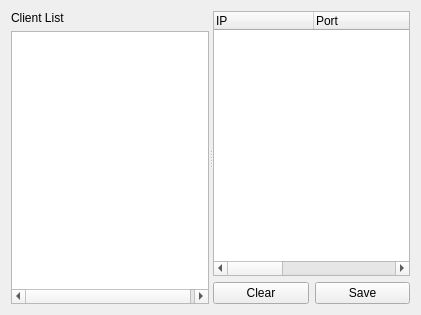
Qt form QtChatProject/chatserver.ui (kimsungyeul/Qt) before a commit.
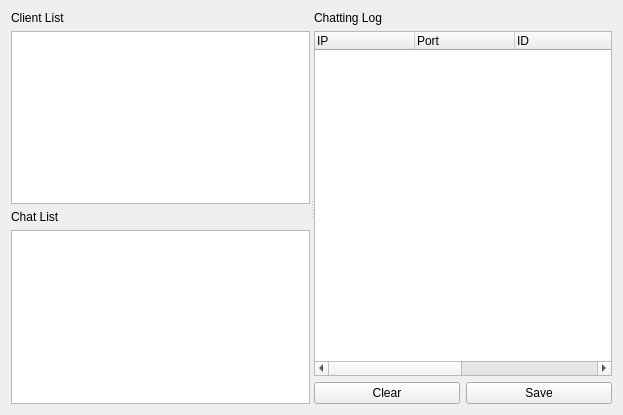
The same form after that commit.

Diff of the .ui file:
```diff
--- a/QtChatProject/chatserver.ui
+++ b/QtChatProject/chatserver.ui
@@ -8,8 +8,8 @@
   <rect>
    <x>0</x>
    <y>0</y>
-   <width>421</width>
-   <height>315</height>
+    <width>623</width>
+    <height>415</height>
   </rect>
  </property>
  <property name="windowTitle">
@@ -21,8 +21,8 @@
     <property name="orientation">
      <enum>Qt::Horizontal</enum>
     </property>
-    <widget class="QWidget" name="layoutWidget">
-     <layout class="QVBoxLayout" name="clientListVerticalLayout">
+     <widget class="QWidget" name="">
+      <layout class="QVBoxLayout" name="verticalLayout">
       <item>
        <widget class="QLabel" name="clientListLabel">
         <property name="text">
@@ -54,12 +54,52 @@
        </widget>
       </item>
       <item>
-       <layout class="QHBoxLayout" name="horizontalLayout"/>
+        <widget class="QLabel" name="chatListLabel">
+         <property name="text">
+          <string>Chat List</string>
+         </property>
+        </widget>
+       </item>
+       <item>
+        <widget class="QTreeWidget" name="chatTreeWidget">
+         <property name="verticalScrollBarPolicy">
+          <enum>Qt::ScrollBarAsNeeded</enum>
+         </property>
+         <property name="horizontalScrollBarPolicy">
+          <enum>Qt::ScrollBarAlwaysOff</enum>
+         </property>
+         <property name="selectionBehavior">
+          <enum>QAbstractItemView::SelectItems</enum>
+         </property>
+         <property name="rootIsDecorated">
+          <bool>false</bool>
+         </property>
+         <property name="headerHidden">
+          <bool>true</bool>
+         </property>
+         <column>
+          <property name="text">
+           <string>Status</string>
+          </property>
+         </column>
+         <column>
+          <property name="text">
+           <string>Name</string>
+          </property>
+         </column>
+        </widget>
       </item>
      </layout>
     </widget>
-    <widget class="QWidget" name="layoutWidget">
-     <layout class="QVBoxLayout" name="messageVerticalLayout">
+     <widget class="QWidget" name="">
+      <layout class="QVBoxLayout" name="verticalLayout_2">
+       <item>
+        <widget class="QLabel" name="label">
+         <property name="text">
+          <string>Chatting Log</string>
+         </property>
+        </widget>
+       </item>
       <item>
        <widget class="QTreeWidget" name="messageTreeWidget">
         <property name="rootIsDecorated">
```
Left out of the diff: 6 changed lines with no effect on the pictures. Lines whose indentation alone changed are shown as unchanged.
